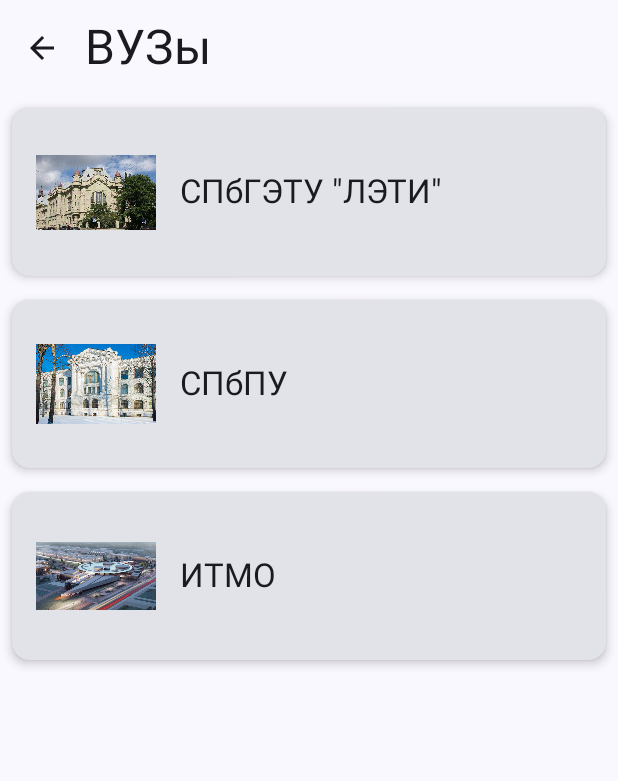
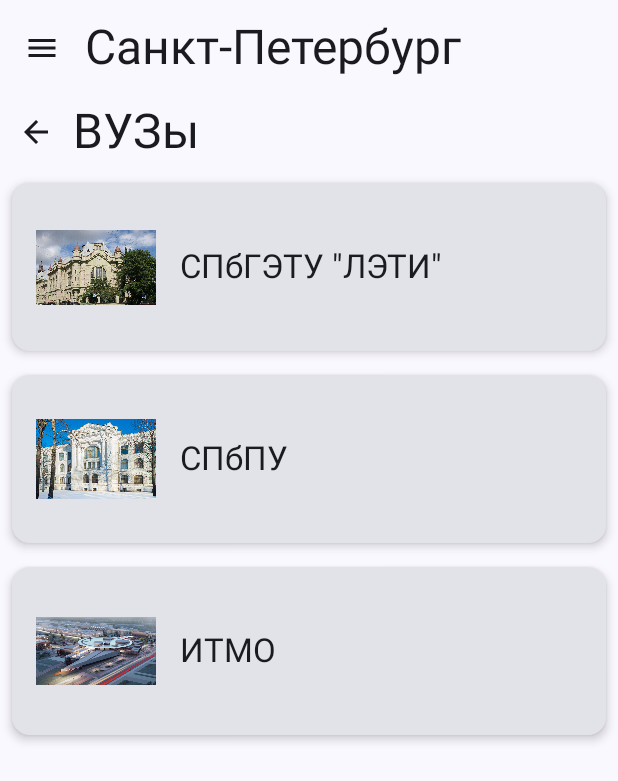
Before and after one commit to KoshTatus/MyCityApp, an Android app built with Jetpack Compose: the screen it shows after launch (MainActivity), after a tap on "ВУЗы", on a phone screen of 412 x 824 dp. Shown: the top 781 px of the screen. Run offline under Robolectric (Android 15) with nearby library versions, the phone set to English and light mode, and no system bars.

Commit message:
feat: add side bar menu

```diff
--- a/app/src/main/java/com/example/mycityapp/MainActivity.kt
+++ b/app/src/main/java/com/example/mycityapp/MainActivity.kt
@@ -3,19 +3,9 @@ package com.example.mycityapp
 import android.os.Bundle
 import androidx.activity.ComponentActivity
 import androidx.activity.compose.setContent
-import androidx.activity.enableEdgeToEdge
-import androidx.compose.foundation.layout.fillMaxSize
-import androidx.compose.foundation.layout.padding
 import androidx.compose.material3.MaterialTheme
-import androidx.compose.material3.Scaffold
 import androidx.compose.material3.Surface
-import androidx.compose.material3.Text
-import androidx.compose.runtime.Composable
-import androidx.compose.ui.Modifier
-import androidx.compose.ui.tooling.preview.Preview
-import androidx.navigation.compose.NavHost
-import androidx.navigation.compose.rememberNavController
-import com.example.mycityapp.navigation.AppNavHost
+import com.example.mycityapp.ui.App
 import com.example.mycityapp.ui.theme.MyCityAppTheme
 
 
@@ -25,8 +15,7 @@ class MainActivity : ComponentActivity() {
         setContent {
             MyCityAppTheme {
                 Surface(color = MaterialTheme.colorScheme.background) {
-                    val navController = rememberNavController()
-                    AppNavHost(navController)
+                    App()
                 }
             }
         }
--- a/app/src/main/java/com/example/mycityapp/navigation/NavGraph.kt
+++ b/app/src/main/java/com/example/mycityapp/navigation/NavGraph.kt
@@ -9,7 +9,7 @@ import com.example.mycityapp.ui.screens.DetailScreen
 import com.example.mycityapp.ui.screens.HomeScreen
 
 @Composable
-fun AppNavHost(navController: NavHostController){
+fun NavHost(navController: NavHostController){
     NavHost(navController = navController, startDestination = "home"){
         composable("home"){
             HomeScreen(navController = navController)
--- /dev/null
+++ b/app/src/main/java/com/example/mycityapp/navigation/NavSideBar.kt
@@ -0,0 +1,83 @@
+package com.example.mycityapp.navigation
+
+import androidx.compose.foundation.clickable
+import androidx.compose.foundation.layout.Column
+import androidx.compose.foundation.layout.fillMaxSize
+import androidx.compose.foundation.layout.fillMaxWidth
+import androidx.compose.foundation.layout.padding
+import androidx.compose.material3.DrawerState
+import androidx.compose.material3.MaterialTheme
+import androidx.compose.material3.Text
+import androidx.compose.runtime.Composable
+import androidx.compose.ui.Alignment
+import androidx.compose.ui.Modifier
+import androidx.compose.ui.res.stringResource
+import androidx.compose.ui.text.font.FontWeight
+import androidx.compose.ui.unit.dp
+import androidx.compose.ui.unit.sp
+import androidx.navigation.NavHostController
+import com.example.mycityapp.R
+import kotlinx.coroutines.CoroutineScope
+import kotlinx.coroutines.launch
+
+
+@Composable
+fun DrawerContent(navController: NavHostController, drawerState: DrawerState, scope: CoroutineScope) {
+    Column(
+        modifier = Modifier.fillMaxSize(),
+        horizontalAlignment = Alignment.CenterHorizontally
+    ) {
+        Text(
+            text = stringResource(R.string.menu),
+            modifier = Modifier
+                .fillMaxWidth()
+                .padding(10.dp)
+            ,
+            style = MaterialTheme.typography.headlineMedium
+        )
+
+        Text(
+            text = stringResource(R.string.main),
+            fontSize = 20.sp,
+            fontWeight = FontWeight.Bold,
+            modifier = Modifier
+                .fillMaxWidth()
+                .padding(
+                    vertical = 10.dp,
+                    horizontal = 10.dp
+                )
+                .clickable {
+                    scope.launch { drawerState.close() }
+                    navController.navigate("home") {
+                        popUpTo("home") { inclusive = false }
+                    }
+                }
+        )
+
+        listOf(1, 2, 3).forEach{ it ->
+            Text(
+                text = stringResource(
+                    when(it){
+                        1 -> R.string.restaurants
+                        2 -> R.string.universities
+                        3 -> R.string.gyms
+                        else -> R.string.empty
+                    }
+                ),
+                fontSize = 20.sp,
+                modifier = Modifier
+                    .fillMaxWidth()
+                    .padding(
+                        vertical = 10.dp,
+                        horizontal = 10.dp
+                    )
+                    .clickable {
+                        scope.launch { drawerState.close() }
+                        navController.navigate("category/$it") {
+                            popUpTo("home") { inclusive = false }
+                        }
+                    }
+            )
+        }
+    }
+}
--- /dev/null
+++ b/app/src/main/java/com/example/mycityapp/ui/App.kt
@@ -0,0 +1,91 @@
+package com.example.mycityapp.ui
+
+import android.annotation.SuppressLint
+import android.webkit.WebSettings.TextSize
+import androidx.compose.foundation.layout.Box
+import androidx.compose.foundation.layout.Spacer
+import androidx.compose.foundation.layout.fillMaxSize
+import androidx.compose.foundation.layout.fillMaxWidth
+import androidx.compose.foundation.layout.height
+import androidx.compose.foundation.layout.padding
+import androidx.compose.foundation.layout.width
+import androidx.compose.material.icons.Icons
+import androidx.compose.material.icons.filled.Menu
+import androidx.compose.material3.DrawerValue
+import androidx.compose.material3.ExperimentalMaterial3Api
+import androidx.compose.material3.Icon
+import androidx.compose.material3.IconButton
+import androidx.compose.material3.MaterialTheme
+import androidx.compose.material3.ModalDrawerSheet
+import androidx.compose.material3.ModalNavigationDrawer
+import androidx.compose.material3.Scaffold
+import androidx.compose.material3.Text
+import androidx.compose.material3.TopAppBar
+import androidx.compose.material3.rememberDrawerState
+import androidx.compose.runtime.Composable
+import androidx.compose.runtime.rememberCoroutineScope
+import androidx.compose.ui.Alignment
+import androidx.compose.ui.Modifier
+import androidx.compose.ui.graphics.RectangleShape
+import androidx.compose.ui.res.stringResource
+import androidx.compose.ui.text.style.TextAlign
+import androidx.compose.ui.unit.TextUnit
+import androidx.compose.ui.unit.dp
+import androidx.navigation.compose.rememberNavController
+import com.example.mycityapp.R
+import com.example.mycityapp.navigation.NavHost
+import com.example.mycityapp.navigation.DrawerContent
+import kotlinx.coroutines.launch
+
+@OptIn(ExperimentalMaterial3Api::class)
+@SuppressLint("UnusedMaterial3ScaffoldPaddingParameter")
+@Composable
+fun App(){
+    val navController = rememberNavController()
+    val drawerState = rememberDrawerState(initialValue = DrawerValue.Closed)
+    val scope = rememberCoroutineScope()
+
+    ModalNavigationDrawer(
+        drawerState = drawerState,
+        gesturesEnabled = true,
+        drawerContent = {
+            ModalDrawerSheet(
+                modifier = Modifier.width(200.dp),
+                drawerShape = RectangleShape
+            ) {
+                DrawerContent(
+                    navController = navController,
+                    drawerState = drawerState,
+                    scope = scope
+                )
+            }
+        }
+    ) {
+        Scaffold(
+            topBar = {
+                TopAppBar(
+                    title = {
+                        Text(
+                            text = stringResource(R.string.appName),
+                            style = MaterialTheme.typography.headlineLarge,
+                            textAlign = TextAlign.End
+                        )
+                    },
+                    navigationIcon = {
+                        IconButton(onClick = { scope.launch { drawerState.open() } }) {
+                            Icon(Icons.Default.Menu, contentDescription = "Menu")
+                        }
+                    },
+                )
+            }
+        ) { padding ->
+            Box(
+                modifier = Modifier
+                    .fillMaxSize()
+                    .padding(padding)
+            ) {
+                NavHost(navController = navController)
+            }
+        }
+    }
+}
--- a/app/src/main/java/com/example/mycityapp/ui/screens/CategoryScreen.kt
+++ b/app/src/main/java/com/example/mycityapp/ui/screens/CategoryScreen.kt
@@ -5,13 +5,16 @@ import androidx.compose.foundation.Image
 import androidx.compose.foundation.clickable
 import androidx.compose.foundation.layout.Column
 import androidx.compose.foundation.layout.Row
+import androidx.compose.foundation.layout.Spacer
 import androidx.compose.foundation.layout.fillMaxSize
+import androidx.compose.foundation.layout.fillMaxWidth
+import androidx.compose.foundation.layout.height
 import androidx.compose.foundation.layout.padding
 import androidx.compose.foundation.layout.size
 import androidx.compose.foundation.lazy.LazyColumn
 import androidx.compose.foundation.lazy.items
 import androidx.compose.material.icons.Icons
-import androidx.compose.material.icons.filled.ArrowBack
+import androidx.compose.material.icons.automirrored.filled.ArrowBack
 import androidx.compose.material3.Card
 import androidx.compose.material3.CardDefaults
 import androidx.compose.material3.ExperimentalMaterial3Api
@@ -36,7 +39,6 @@ import com.example.mycityapp.data.models.Place
 import com.example.mycityapp.ui.viewmodels.CategoryViewModel
 
 @SuppressLint("UnusedMaterial3ScaffoldPaddingParameter")
-@OptIn(ExperimentalMaterial3Api::class)
 @Composable
 fun CategoryScreen(
     navController: NavHostController,
@@ -45,34 +47,29 @@ fun CategoryScreen(
 ) {
     val places = remember { mutableStateOf(viewModel.getPlaces(categoryId)) }
 
-    Scaffold(
-        topBar = {
-            TopAppBar(
-                title = { Text(
+    Scaffold() { padding ->
+        Row(modifier = Modifier.fillMaxWidth(), verticalAlignment = Alignment.CenterVertically){
+            IconButton(onClick = { navController.popBackStack() }) {
+                Icon(
+                    Icons.AutoMirrored.Filled.ArrowBack,
+                    contentDescription = stringResource(R.string.back)
+                )
+            }
+            Text(
                 text = places.value.name,
                 style = MaterialTheme.typography.headlineLarge,
                 textAlign = TextAlign.Center
-                ) },
-                navigationIcon = {
-                    IconButton(onClick = { navController.popBackStack() }) {
-                        Icon(Icons.Default.ArrowBack, contentDescription = stringResource(R.string.back))
-                    }
-                },
             )
         }
-    ) { padding ->
-        Column(modifier = Modifier
-            .fillMaxSize()
-            .padding(padding)) {
-            LazyColumn {
+        LazyColumn(
+            modifier = Modifier.fillMaxSize().padding(vertical = 50.dp)
+        ) {
             items(places.value.places) { place ->
                 PlaceItem(place = place) { selectedPlace ->
                     navController.navigate("detail/${selectedPlace.id}")
                 }
             }
         }
-        }
-
     }
 }
 
--- a/app/src/main/java/com/example/mycityapp/ui/screens/DetailScreen.kt
+++ b/app/src/main/java/com/example/mycityapp/ui/screens/DetailScreen.kt
@@ -1,17 +1,24 @@
 package com.example.mycityapp.ui.screens
 
+import android.annotation.SuppressLint
 import androidx.compose.foundation.Image
+import androidx.compose.foundation.layout.Arrangement
 import androidx.compose.foundation.layout.Column
+import androidx.compose.foundation.layout.Row
+import androidx.compose.foundation.layout.Spacer
 import androidx.compose.foundation.layout.fillMaxSize
 import androidx.compose.foundation.layout.fillMaxWidth
 import androidx.compose.foundation.layout.height
 import androidx.compose.foundation.layout.padding
+import androidx.compose.foundation.lazy.LazyColumn
+import androidx.compose.foundation.lazy.items
 import androidx.compose.material.icons.Icons
 import androidx.compose.material.icons.automirrored.filled.ArrowBack
 import androidx.compose.material3.ExperimentalMaterial3Api
 import androidx.compose.material3.Icon
 import androidx.compose.material3.IconButton
 import androidx.compose.material3.MaterialTheme
+import androidx.compose.material3.ModalDrawerSheet
 import androidx.compose.material3.Scaffold
 import androidx.compose.material3.Text
 import androidx.compose.material3.TopAppBar
@@ -30,7 +37,7 @@ import com.example.mycityapp.R
 import com.example.mycityapp.ui.viewmodels.DetailViewModel
 
 
-@OptIn(ExperimentalMaterial3Api::class)
+@SuppressLint("UnusedMaterial3ScaffoldPaddingParameter")
 @Composable
 fun DetailScreen(
     placeId: Int,
@@ -39,23 +46,27 @@ fun DetailScreen(
 ) {
     val place = remember { mutableStateOf(viewModel.getAllPlaces().find { it.id == placeId }) }
 
-    Scaffold(
-        topBar = {
-            TopAppBar(
-                title = { Text(
+    Row(modifier = Modifier.fillMaxWidth(), verticalAlignment = Alignment.CenterVertically){
+        IconButton(onClick = { navController.popBackStack() }) {
+            Icon(
+                Icons.AutoMirrored.Filled.ArrowBack,
+                contentDescription = stringResource(R.string.back)
+            )
+        }
+        Text(
             text = place.value?.name ?: "",
             style = MaterialTheme.typography.headlineLarge,
             textAlign = TextAlign.Center
-                ) },
-                navigationIcon = {
-                    IconButton(onClick = { navController.popBackStack() }) {
-                        Icon(Icons.AutoMirrored.Filled.ArrowBack, contentDescription = stringResource(R.string.back))
-                    }
-                },
         )
     }
-    ) { padding ->
-        Column(modifier = Modifier.fillMaxSize().padding(padding)) {
+
+    LazyColumn(
+        horizontalAlignment = Alignment.CenterHorizontally,
+        modifier = Modifier
+            .fillMaxWidth()
+            .padding(50.dp)
+    ) {
+        item{
             Image(
                 painter = painterResource(id = place.value?.imageId ?: R.drawable.empty),
                 contentDescription = place.value?.name,
@@ -63,14 +74,11 @@ fun DetailScreen(
                     .fillMaxWidth()
                     .height(200.dp)
             )
-            Column(
-                horizontalAlignment = Alignment.CenterHorizontally,
-                modifier = Modifier.fillMaxSize().padding(16.dp),
-            ) {
             Text(
                 text = place.value?.description ?: "",
                 style = MaterialTheme.typography.bodyLarge,
-                    textAlign = TextAlign.Center
+                textAlign = TextAlign.Center,
+                modifier = Modifier.padding(10.dp)
             )
             Text(
                 text = place.value?.address ?: "",
@@ -82,4 +90,3 @@ fun DetailScreen(
         }
     }
 }
-}
--- a/app/src/main/res/values/strings.xml
+++ b/app/src/main/res/values/strings.xml
@@ -2,4 +2,11 @@
     <string name="app_name">MyCityApp</string>
     <string name="category">Категории</string>
     <string name="back">Назад</string>
+    <string name="appName">Санкт-Петербург</string>
+    <string name="restaurants">Рестораны</string>
+    <string name="main">Главная</string>
+    <string name="menu">Меню</string>
+    <string name="universities">ВУЗы</string>
+    <string name="gyms">Спортзалы</string>
+    <string name="empty">empty</string>
 </resources>
```
Lines whose indentation alone changed are shown as unchanged.
